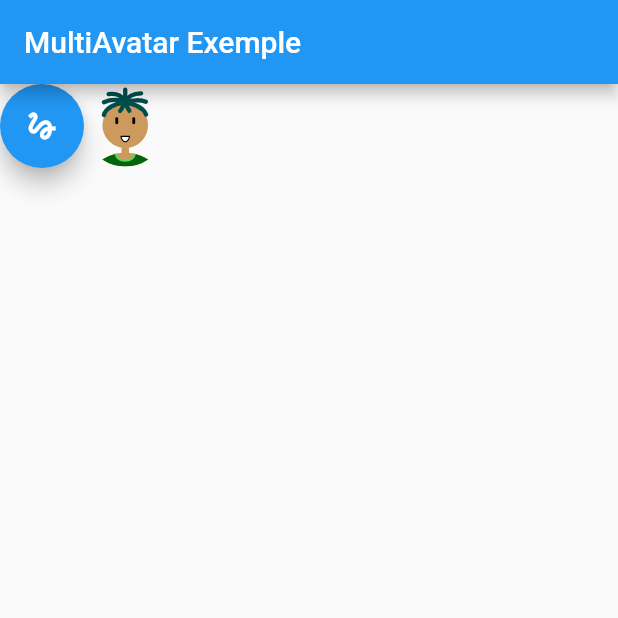
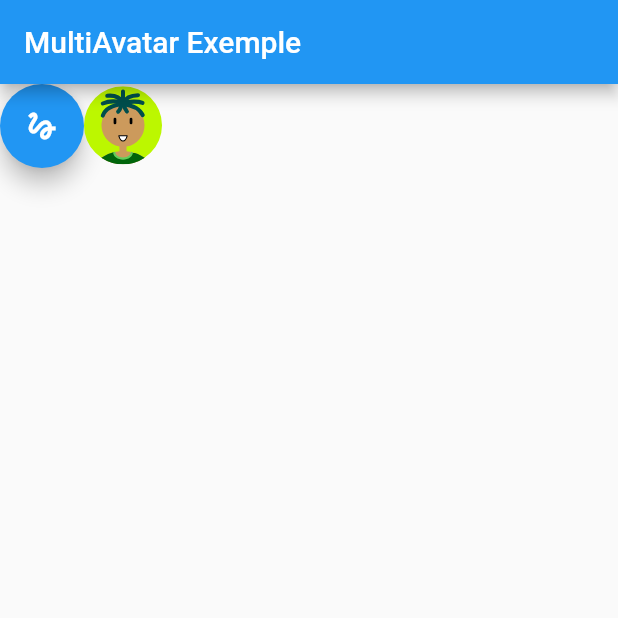
Before and after one commit to saytoonz/random_avatar, a Flutter app: the screen it shows after launch, after a tap on the "gesture" icon, on a phone screen of 412 x 824 dp, the top half of it. Run offline on Flutter 3.47's test engine with Material 2 defaults, Android fonts, the phone set to English and light mode, and no system bars; our stand-ins replace flutter_svg.

Commit message:
Package created

```diff
--- a/exemple/lib/main.dart
+++ b/exemple/lib/main.dart
@@ -1,5 +1,4 @@
 import 'package:flutter/material.dart';
-import 'package:flutter_svg/svg.dart';
 import 'package:random_avatar/random_avatar.dart';
 
 void main() {
@@ -43,12 +42,19 @@ class _MyHomePageState extends State<MyHomePage> {
           children: [
             FloatingActionButton(
               onPressed: () {
-                String svg = multiavatar(DateTime.now().toIso8601String(),
-                    trBackground: true);
-                _painters.add(SvgPicture.string(
-                  svg,
-                  height: 55,
-                ));
+                String svg = randomAvatarString(
+                  DateTime.now().toIso8601String(),
+                  trBackground: false,
+                );
+                print(svg);
+
+                _painters.add(
+                  randomAvatar(
+                    DateTime.now().toIso8601String(),
+                    height: 50,
+                    width: 52,
+                  ),
+                );
                 _controller.text = svg;
                 setState(() {});
               },
--- a/exemple/pubspec.yaml
+++ b/exemple/pubspec.yaml
@@ -11,11 +11,11 @@ environment:
 dependencies:
   flutter:
     sdk: flutter
+
+  cupertino_icons: ^1.0.2
   random_avatar:
     path: ../
 
-  cupertino_icons: ^1.0.2
-  flutter_svg: ^1.0.3
 
 dev_dependencies:
   flutter_test:
--- a/lib/random_avatar.dart
+++ b/lib/random_avatar.dart
@@ -2,8 +2,52 @@ library multiavatar;
 
 import 'dart:convert';
 import 'package:crypto/crypto.dart';
+import 'package:flutter/widgets.dart';
+import 'package:flutter_svg/flutter_svg.dart';
 
-String multiavatar(String string, {bool trBackground = false}) {
+Widget randomAvatar(
+  String string, {
+  bool trBackground = false,
+  Key? key,
+  double? width,
+  double? height,
+  BoxFit fit = BoxFit.contain,
+  AlignmentGeometry alignment = Alignment.center,
+  bool matchTextDirection = false,
+  bool allowDrawingOutsideViewBox = false,
+  WidgetBuilder? placeholderBuilder,
+  Color? color,
+  BlendMode colorBlendMode = BlendMode.srcIn,
+  String? semanticsLabel,
+  bool excludeFromSemantics = false,
+  Clip clipBehavior = Clip.hardEdge,
+  bool cacheColorFilter = false,
+  SvgTheme? theme,
+}) {
+  return SvgPicture.string(
+    randomAvatarString(string, trBackground: trBackground),
+    key: key,
+    width: width,
+    height: 55,
+    fit: fit,
+    alignment: alignment,
+    matchTextDirection: matchTextDirection,
+    allowDrawingOutsideViewBox: allowDrawingOutsideViewBox,
+    placeholderBuilder: placeholderBuilder,
+    color: color,
+    colorBlendMode: colorBlendMode,
+    semanticsLabel: semanticsLabel,
+    excludeFromSemantics: excludeFromSemantics,
+    clipBehavior: clipBehavior,
+    cacheColorFilter: cacheColorFilter,
+    theme: theme,
+  );
+}
+
+/// required String string,  random string to use as a start of svg generation
+/// bool trBackground  = true; Set background color to transparent
+
+String randomAvatarString(String string, {bool trBackground = false}) {
   string += '';
 
   Map<String, Map<String, Map<String, List<String>>>> themes = {
```
Also changed, not shown: exemple/pubspec.lock, 1 other file.
